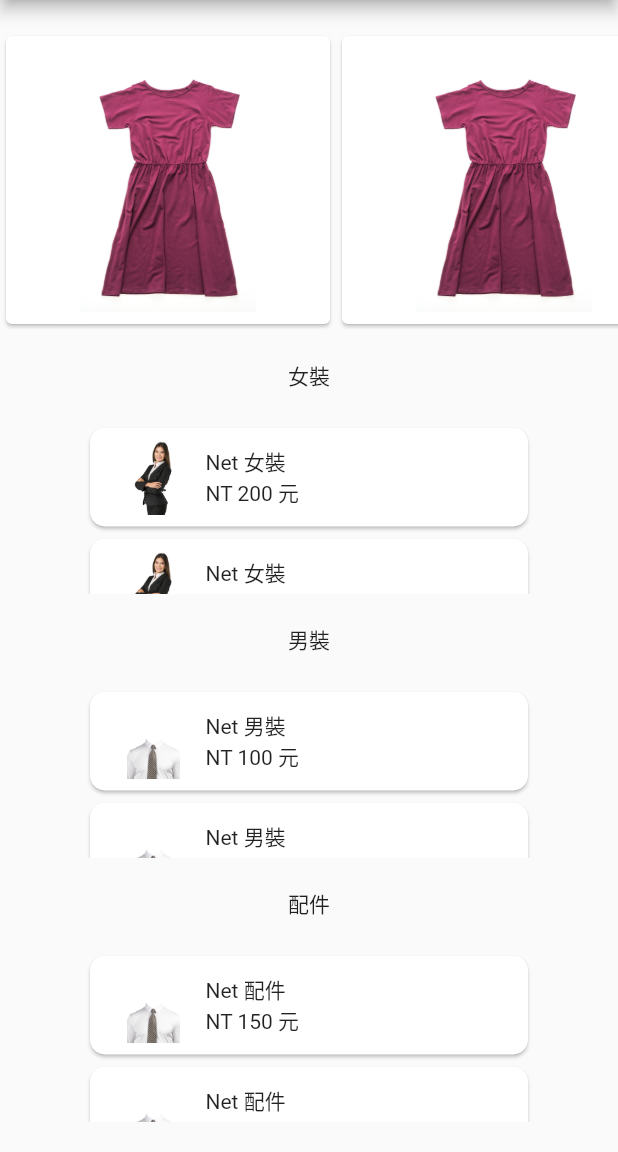
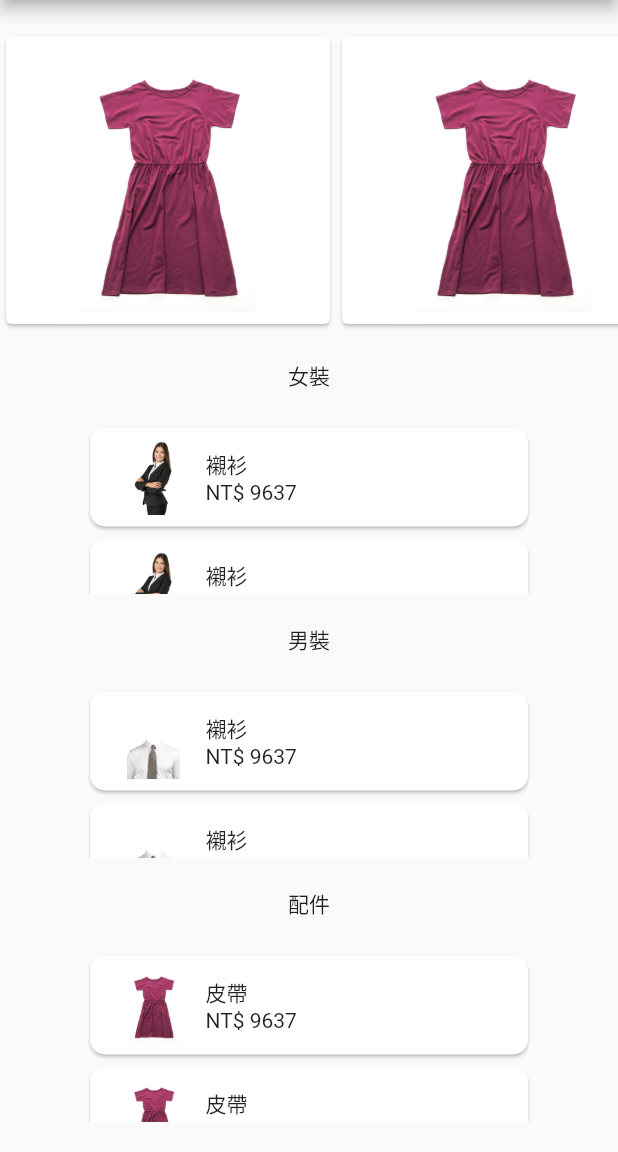
Before and after one commit to briane668/flutter-practice, a Flutter app: the screen it shows after launch, on a phone screen of 412 x 824 dp, the part 84-1236 px from its top. Run offline on Flutter 3.47's test engine with Material 2 defaults, Android fonts, the phone set to English and light mode, and no system bars.

Commit message:
加入商品物件

```diff
--- a/lib/main.dart
+++ b/lib/main.dart
@@ -16,7 +16,7 @@ class MyApp extends StatelessWidget {
       routes: {
         'home': (context) => MyHomePage(title: 'Flutter Demo Home Page'),
         'detail': (context) =>
-            DetailPage(title: 'Flutter Demo Home Page', price: 200, photo: ""),
+            DetailPage(generateMockClothesItems(10, "女裝")[1]),
       },
       title: 'Flutter Demo',
       theme: ThemeData(
@@ -73,6 +73,10 @@ class _MyHomePageState extends State<MyHomePage> {
     double screenWidth = MediaQuery.of(context).size.width;
     bool isMobile = screenWidth < 600;
 
+    final List<ClothesItem> womenClothes = generateMockClothesItems(10, "女裝");
+    final List<ClothesItem> menClothes = generateMockClothesItems(10, "男裝");
+    final List<ClothesItem> assesories = generateMockClothesItems(10, "配件");
+
     // This method is rerun every time setState is called, for instance as done
     // by the _incrementCounter method above.
     //
@@ -94,15 +98,22 @@ class _MyHomePageState extends State<MyHomePage> {
           ])
         ],
       )),
-      body: isMobile ? HomeMobilePage() : HomeWebPage(),
+      body: isMobile
+          ? HomeMobilePage(womenClothes, menClothes, assesories)
+          : HomeWebPage(womenClothes, menClothes, assesories),
     );
   }
 }
 
 class HomeMobilePage extends StatelessWidget {
-  const HomeMobilePage({
-    super.key,
-  });
+  final List<ClothesItem> womenClothes;
+  final List<ClothesItem> menClothes;
+  final List<ClothesItem> assesories;
+  // const HomeMobilePage(List<ClothesItem> womenClothes, List<ClothesItem> menClothes, List<ClothesItem> assesories, {
+  //   super.key, required this.womenClothes, required this.menClothes, required this.assesories,
+  // });
+
+  HomeMobilePage(this.womenClothes, this.menClothes, this.assesories);
 
   @override
   Widget build(BuildContext context) {
@@ -140,10 +151,9 @@ class HomeMobilePage extends StatelessWidget {
                     child: Flexible(
                       child: ListView.builder(
                         scrollDirection: Axis.vertical,
-                        itemCount: null,
+                        itemCount: womenClothes.length,
                         itemBuilder: (context, index) {
-                          return cardListView(
-                              "Net 女裝", 200, 'assets/pngwingwomne.png');
+                          return cardListView(womenClothes[index]);
                         },
                       ),
                     )),
@@ -163,10 +173,9 @@ class HomeMobilePage extends StatelessWidget {
                     child: Flexible(
                       child: ListView.builder(
                         scrollDirection: Axis.vertical,
-                        itemCount: null,
+                        itemCount: menClothes.length,
                         itemBuilder: (context, index) {
-                          return cardListView(
-                              "Net 男裝", 100, 'assets/pngwing.png');
+                          return cardListView(menClothes[index]);
                         },
                       ),
                     )),
@@ -185,9 +194,9 @@ class HomeMobilePage extends StatelessWidget {
                   width: 300,
                   child: ListView.builder(
                     scrollDirection: Axis.vertical,
-                    itemCount: null,
+                    itemCount: assesories.length,
                     itemBuilder: (context, index) {
-                      return cardListView("Net 配件", 150, 'assets/pngwing.png');
+                      return cardListView(assesories[index]);
                     },
                   ),
                 ),
@@ -201,10 +210,14 @@ class HomeMobilePage extends StatelessWidget {
 }
 
 class HomeWebPage extends StatelessWidget {
-  const HomeWebPage({
-    super.key,
-  });
+  final List<ClothesItem> womenClothes;
+  final List<ClothesItem> menClothes;
+  final List<ClothesItem> assesories;
+  // const HomeMobilePage(List<ClothesItem> womenClothes, List<ClothesItem> menClothes, List<ClothesItem> assesories, {
+  //   super.key, required this.womenClothes, required this.menClothes, required this.assesories,
+  // });
 
+  HomeWebPage(this.womenClothes, this.menClothes, this.assesories);
   @override
   Widget build(BuildContext context) {
     return Column(
@@ -244,10 +257,9 @@ class HomeWebPage extends StatelessWidget {
                         child: Flexible(
                           child: ListView.builder(
                             scrollDirection: Axis.vertical,
-                            itemCount: null,
+                            itemCount: womenClothes.length,
                             itemBuilder: (context, index) {
-                              return cardListView(
-                                  "Net 女裝", 200, 'assets/pngwingwomne.png');
+                              return cardListView(womenClothes[index]);
                             },
                           ),
                         )),
@@ -267,10 +279,9 @@ class HomeWebPage extends StatelessWidget {
                         child: Flexible(
                           child: ListView.builder(
                             scrollDirection: Axis.vertical,
-                            itemCount: null,
+                            itemCount: menClothes.length,
                             itemBuilder: (context, index) {
-                              return cardListView(
-                                  "Net 男裝", 100, 'assets/pngwing.png');
+                              return cardListView(menClothes[index]);
                             },
                           ),
                         )),
@@ -289,10 +300,9 @@ class HomeWebPage extends StatelessWidget {
                       width: 300,
                       child: ListView.builder(
                         scrollDirection: Axis.vertical,
-                        itemCount: null,
+                        itemCount: assesories.length,
                         itemBuilder: (context, index) {
-                          return cardListView(
-                              "Net 配件", 150, 'assets/pngwing.png');
+                          return cardListView(assesories[index]);
                         },
                       ),
                     ),
@@ -308,11 +318,9 @@ class HomeWebPage extends StatelessWidget {
 }
 
 class cardListView extends StatelessWidget {
-  String name;
-  int price;
-  String photo;
+  ClothesItem clothesItem;
 
-  cardListView(this.name, this.price, this.photo);
+  cardListView(this.clothesItem);
 
   @override
   Widget build(BuildContext context) {
@@ -329,10 +337,7 @@ class cardListView extends StatelessWidget {
                 Navigator.push(
                   context,
                   MaterialPageRoute(
-                      builder: (context) => DetailPage(
-                          title: 'Flutter Demo Home Page',
-                          price: 200,
-                          photo: photo)),
+                      builder: (context) => DetailPage(clothesItem)),
                 );
               },
               child: Row(
@@ -341,7 +346,7 @@ class cardListView extends StatelessWidget {
                     flex: 1,
                     child: Image.asset(
                       height: 50,
-                      photo,
+                      clothesItem.imageUrl,
                     ),
                   ),
                   Expanded(
@@ -349,8 +354,8 @@ class cardListView extends StatelessWidget {
                       child: Column(
                         crossAxisAlignment: CrossAxisAlignment.start,
                         children: [
-                          Text(name),
-                          Text('NT $price 元'),
+                          Text(clothesItem.name),
+                          Text(clothesItem.price),
                         ],
                       )),
                 ],
@@ -360,12 +365,9 @@ class cardListView extends StatelessWidget {
 }
 
 class DetailPage extends StatefulWidget {
-  const DetailPage({
-    super.key,
-    required this.title,
-    required this.price,
-    required this.photo,
-  });
+  var clothesItem;
+
+  DetailPage(this.clothesItem);
 
   // This widget is the home page of your application. It is stateful, meaning
   // that it has a State object (defined below) that contains fields that affect
@@ -376,20 +378,18 @@ class DetailPage extends StatefulWidget {
   // used by the build method of the State. Fields in a Widget subclass are
   // always marked "final".
 
-  final String title;
-  final int price;
-  final String photo;
+  // final String title;
+  // final int price;
+  // final String photo;
 
   @override
-  State<DetailPage> createState() => DetailPagestate(title, price, photo);
+  State<DetailPage> createState() => DetailPagestate(clothesItem);
 }
 
 class DetailPagestate extends State<DetailPage> {
-  DetailPagestate(this.title, this.price, this.photo);
+  var clothesItem;
 
-  String title;
-  int price;
-  String photo;
+  DetailPagestate(this.clothesItem);
 
   @override
   Widget build(BuildContext context) {
@@ -399,6 +399,7 @@ class DetailPagestate extends State<DetailPage> {
     // The Flutter framework has been optimized to make rerunning build methods
     // fast, so that you can just rebuild anything that needs updating rather
     // than having to individually change instances of widgets.
+
     return Scaffold(
         appBar: AppBar(
             // Here we take the value from the MyHomePage object that was created by
@@ -425,7 +426,7 @@ class DetailPagestate extends State<DetailPage> {
                       child: Container(
                         margin: const EdgeInsets.symmetric(vertical: 10.0),
                         child: Image.asset(
-                          photo,
+                          clothesItem.imageUrl,
                         ),
                       )),
                   Container(
@@ -734,19 +735,19 @@ List<ClothesItem> generateMockClothesItems(int count, String category) {
     if (category == "男裝") {
       id = 100 + random.nextInt(99);
       name = getRandomClothingName();
-      imageUrl = "assets/images/img_clothes_men.png";
+      imageUrl = 'assets/pngwing.png';
     } else if (category == "女裝") {
       id = 200 + random.nextInt(99);
       name = getRandomClothingName();
-      imageUrl = "assets/images/img_clothes_women.png";
+      imageUrl = 'assets/pngwingwomne.png';
     } else if (category == "配件") {
       id = 300 + random.nextInt(99);
       name = getRandomAssesoriesName();
-      imageUrl = "assets/images/img_assesories.png";
+      imageUrl = 'assets/women.jpg';
     } else {
       id = 400 + random.nextInt(99);
       name = getRandomClothingName();
-      imageUrl = "assets/images/img_top_banner.jpg";
+      imageUrl = 'assets/women.jpg';
     }
 
     final price = "NT\$ ${random.nextInt(10000)}";
```
